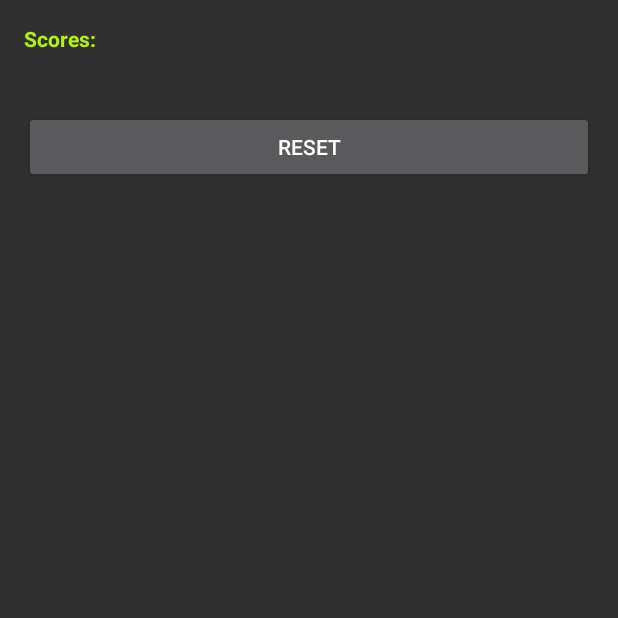
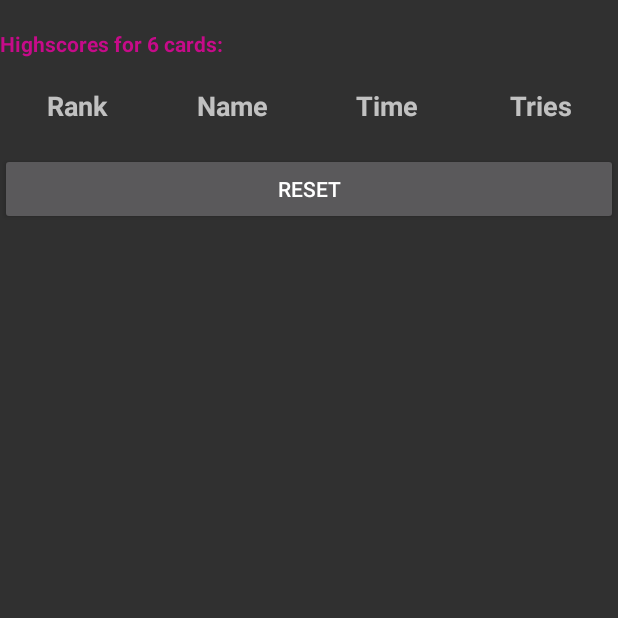
Before and after one commit to LeonoraG/memory-game, an Android app: the screen it shows after launch (StatsActivity), after a tap on "HIGHSCORES", on a phone screen of 412 x 824 dp, the top half of it. Run offline under Robolectric (Android 15) with nearby library versions, the phone set to English and light mode, and no system bars.

Commit message:
Nicer highscore page

```diff
--- a/app/src/main/java/com/github/memory/CardNumberActivity.java
+++ b/app/src/main/java/com/github/memory/CardNumberActivity.java
@@ -26,6 +26,9 @@ public class CardNumberActivity extends AppCompatActivity {
         copyOfMaxPairs = maxPairs;
         name = getIntent().getExtras().getString("name");
         copyOfName = name;
+
+        EditText edt = (EditText)findViewById(R.id.nameInput);
+        edt.setText(name);
 
         int resId = getResources().getIdentifier("RadioButtonID" + maxPairs*2, "id", getPackageName());
         RadioGroup radioGroup = (RadioGroup) findViewById(R.id.radioGroupID);
--- a/app/src/main/java/com/github/memory/GameActivity.java
+++ b/app/src/main/java/com/github/memory/GameActivity.java
@@ -65,8 +65,6 @@ public class GameActivity extends AppCompatActivity implements GameOverListener
         mStartTime = System.currentTimeMillis();
         mHandler.removeCallbacks(mUpdateTimeTask);
         mHandler.postDelayed(mUpdateTimeTask, 100);
-
-
 
     }
 
@@ -149,6 +147,7 @@ public class GameActivity extends AppCompatActivity implements GameOverListener
         args.putInt("numTries", numTries);
         args.putString("finalMinutes", finalMinutes);
         args.putString("finalSeconds", finalSeconds);
+        args.putString("name", name);
         alertFragment.setArguments(args);
         mHandler.removeCallbacks(mUpdateTimeTask); //stop the time
        DBAdapter db = new DBAdapter(this);
@@ -176,7 +175,7 @@ public class GameActivity extends AppCompatActivity implements GameOverListener
             int seconds = (int) (millis / 1000);
             int minutes = seconds / 60;
             seconds     = seconds % 60;
-            Log.d(TAG, "Koliko ");
+
             if (seconds < 10) {
                 mTimeLabel.setText("" + minutes + ":0" + seconds);
                 finalSeconds = "0"+seconds;
@@ -186,7 +185,6 @@ public class GameActivity extends AppCompatActivity implements GameOverListener
             }
             finalMinutes = minutes+"";
 
-           // mTimeLabel.setText("iiiiiiiiiiie");
 
             mHandler.postDelayed(mUpdateTimeTask, 100);
         }
--- a/app/src/main/java/com/github/memory/PlayAgainFragment.java
+++ b/app/src/main/java/com/github/memory/PlayAgainFragment.java
@@ -12,6 +12,7 @@ public class PlayAgainFragment extends DialogFragment {
     int numTries;
     String finalSeconds;
     String finalMinutes;
+    String name;
 
     @Override
     public Dialog onCreateDialog(Bundle savedInstanceState) {
@@ -29,6 +30,7 @@ public class PlayAgainFragment extends DialogFragment {
                     public void onClick(DialogInterface dialog, int which) {
                         Intent intent = new Intent(getActivity(), GameActivity.class);
                         intent.putExtra("maxPairs", maxPairs);
+                        intent.putExtra("name",name);
                         intent.setFlags(Intent.FLAG_ACTIVITY_CLEAR_TOP);
                         startActivity(intent);
                         getActivity().finish();
@@ -46,6 +48,7 @@ public class PlayAgainFragment extends DialogFragment {
                     public void onClick(DialogInterface dialog, int which) {
                         Intent intent = new Intent(getActivity(), MainMenu.class);
                         intent.putExtra("maxPairs", maxPairs);
+                        intent.putExtra("name",name);
                         intent.setFlags(Intent.FLAG_ACTIVITY_CLEAR_TOP);
                         startActivity(intent);
                         getActivity().finish();
@@ -59,7 +62,7 @@ public class PlayAgainFragment extends DialogFragment {
         numTries = getArguments().getInt("numTries");
         finalMinutes = getArguments().getString("finalMinutes");
         finalSeconds = getArguments().getString("finalSeconds");
-
+        name = getArguments().getString("name");
 
 
     }
--- a/app/src/main/res/layout/activity_card_number.xml
+++ b/app/src/main/res/layout/activity_card_number.xml
@@ -80,7 +80,7 @@
         <EditText
             android:layout_width="match_parent"
             android:layout_height="wrap_content"
-            android:text="here"
+
             android:textColor="#000000"
             android:background="#FFFFFF"
             android:id="@+id/nameInput"/>
--- a/app/src/main/res/layout/activity_stats.xml
+++ b/app/src/main/res/layout/activity_stats.xml
@@ -1,17 +1,84 @@
 <LinearLayout xmlns:android="http://schemas.android.com/apk/res/android"
-    xmlns:tools="http://schemas.android.com/tools" android:layout_width="match_parent"
-    android:layout_height="match_parent" android:paddingLeft="@dimen/activity_horizontal_margin"
-    android:paddingRight="@dimen/activity_horizontal_margin"
-    android:paddingTop="@dimen/activity_vertical_margin"
-    android:paddingBottom="@dimen/activity_vertical_margin"
-    android:orientation="vertical"
-    tools:context="com.github.memory.StatsActivity"
-    android:id="@+id/statsView">
+    android:layout_width="fill_parent"
+    android:layout_height="fill_parent"
+    android:id="@+id/linearLayout0"
+    android:orientation = "vertical">
 
-    <TextView android:text="Scores:" android:layout_width="wrap_content"
+    <TextView
+        android:layout_width="fill_parent"
         android:layout_height="wrap_content"
-        android:textColor="#B3F20E"
-        android:textStyle="bold"/>
+        />
+    <TextView
+        android:layout_width="fill_parent"
+        android:layout_height="wrap_content"
+        android:layout_gravity="center_vertical"
+        android:id="@+id/headline"
+        />
+    <TextView
+        android:layout_width="fill_parent"
+        android:layout_height="wrap_content"
+        />
+
+    <LinearLayout
+        android:id="@+id/linearLayout1"
+        android:layout_width="fill_parent"
+        android:layout_height="wrap_content"
+        android:layout_alignParentTop="true"
+        android:layout_centerHorizontal="true" >
 
 
+        <TextView
+            android:id="@+id/textView0"
+            android:layout_width="fill_parent"
+            android:layout_height="wrap_content"
+            android:layout_gravity="center_vertical"
+            android:layout_weight="1"
+            android:gravity="center"
+            android:textStyle="bold"
+            android:text="Rank"
+            android:textAppearance="?android:attr/textAppearanceMedium"/>
+        <TextView
+            android:id="@+id/textView1"
+            android:layout_width="fill_parent"
+            android:layout_height="wrap_content"
+            android:layout_gravity="center_vertical"
+            android:layout_weight="1"
+            android:gravity="center"
+            android:textStyle="bold"
+            android:text="Name"
+            android:textAppearance="?android:attr/textAppearanceMedium"/>
+
+        <TextView
+            android:id="@+id/textView2"
+            android:layout_width="fill_parent"
+            android:layout_height="wrap_content"
+            android:layout_gravity="center_vertical"
+            android:layout_weight="1"
+            android:gravity="center"
+            android:textStyle="bold"
+            android:text="Time"
+            android:textAppearance="?android:attr/textAppearanceMedium"/>
+
+        <TextView
+            android:id="@+id/textView3"
+            android:layout_width="fill_parent"
+            android:layout_height="wrap_content"
+            android:layout_gravity="center_vertical"
+            android:layout_weight="1"
+            android:gravity="center"
+            android:textStyle="bold"
+            android:text="Tries"
+            android:textAppearance="?android:attr/textAppearanceMedium"/>
+    </LinearLayout>
+
+    <TableLayout xmlns:android="http://schemas.android.com/apk/res/android"
+        android:layout_width="match_parent"
+        android:layout_height="wrap_content"
+        android:stretchColumns="*"
+        android:id ="@+id/table">
+
+
+
+    </TableLayout>
+
 </LinearLayout>
```
Also changed, not shown: app/src/main/java/com/github/memory/StatsActivity.java (+69 -10 lines).
